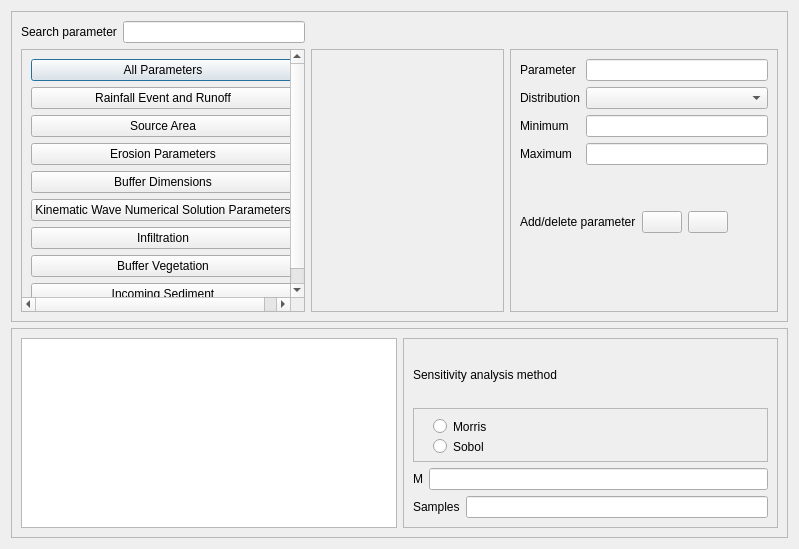
This is ui/sensitivity_analysis.ui in Inigobarbe/VFSMOD-GUI as Qt 5 draws it before an edit. The edited form follows.
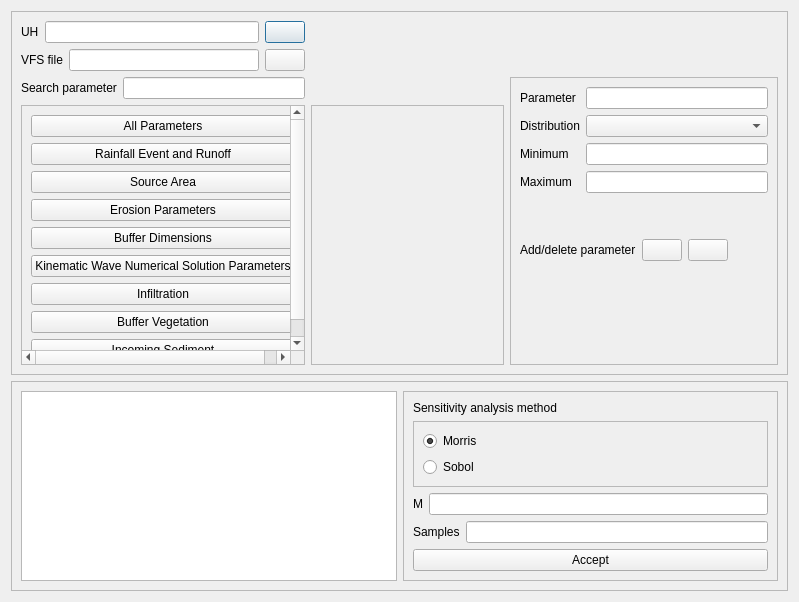
This is the edited form.

What changed in the file:
```diff
--- a/ui/sensitivity_analysis.ui
+++ b/ui/sensitivity_analysis.ui
@@ -7,7 +7,7 @@
     <x>0</x>
     <y>0</y>
     <width>799</width>
-    <height>549</height>
+    <height>602</height>
    </rect>
   </property>
   <property name="windowTitle">
@@ -24,6 +24,48 @@
      </property>
      <layout class="QGridLayout" name="gridLayout_9">
       <item row="0" column="0">
+       <layout class="QHBoxLayout" name="horizontalLayout_4">
+        <item>
+         <widget class="QLabel" name="label_10">
+          <property name="text">
+           <string>UH</string>
+          </property>
+         </widget>
+        </item>
+        <item>
+         <widget class="QLineEdit" name="uh_file"/>
+        </item>
+        <item>
+         <widget class="QPushButton" name="browse_uh">
+          <property name="text">
+           <string/>
+          </property>
+         </widget>
+        </item>
+       </layout>
+      </item>
+      <item row="1" column="0">
+       <layout class="QHBoxLayout" name="horizontalLayout_5">
+        <item>
+         <widget class="QLabel" name="label_11">
+          <property name="text">
+           <string>VFS file</string>
+          </property>
+         </widget>
+        </item>
+        <item>
+         <widget class="QLineEdit" name="vfs_file"/>
+        </item>
+        <item>
+         <widget class="QPushButton" name="browse_vfs">
+          <property name="text">
+           <string/>
+          </property>
+         </widget>
+        </item>
+       </layout>
+      </item>
+      <item row="2" column="0">
        <layout class="QHBoxLayout" name="horizontalLayout">
         <item>
          <widget class="QLabel" name="label">
@@ -37,115 +79,7 @@
         </item>
        </layout>
       </item>
-      <item row="1" column="0">
-       <widget class="QScrollArea" name="scrollArea">
-        <property name="widgetResizable">
-         <bool>true</bool>
-        </property>
-        <widget class="QWidget" name="scrollAreaWidgetContents">
-         <property name="geometry">
-          <rect>
-           <x>0</x>
-           <y>0</y>
-           <width>252</width>
-           <height>275</height>
-          </rect>
-         </property>
-         <layout class="QGridLayout" name="gridLayout">
-          <item row="1" column="0">
-           <layout class="QVBoxLayout" name="verticalLayout">
-            <item>
-             <widget class="QPushButton" name="all_parameters">
-              <property name="text">
-               <string>All Parameters</string>
-              </property>
-             </widget>
-            </item>
-            <item>
-             <widget class="QPushButton" name="rainfall_event">
-              <property name="text">
-               <string>Rainfall Event and Runoff</string>
-              </property>
-             </widget>
-            </item>
-            <item>
-             <widget class="QPushButton" name="source_area">
-              <property name="text">
-               <string>Source Area</string>
-              </property>
-             </widget>
-            </item>
-            <item>
-             <widget class="QPushButton" name="erosion_parameters">
-              <property name="text">
-               <string>Erosion Parameters</string>
-              </property>
-             </widget>
-            </item>
-            <item>
-             <widget class="QPushButton" name="buffer_dimensions">
-              <property name="text">
-               <string>Buffer Dimensions</string>
-              </property>
-             </widget>
-            </item>
-            <item>
-             <widget class="QPushButton" name="kinematic_wave">
-              <property name="text">
-               <string>Kinematic Wave Numerical Solution Parameters</string>
-              </property>
-             </widget>
-            </item>
-            <item>
-             <widget class="QPushButton" name="infiltration">
-              <property name="text">
-               <string>Infiltration</string>
-              </property>
-             </widget>
-            </item>
-            <item>
-             <widget class="QPushButton" name="buffer_vegetation">
-              <property name="text">
-               <string>Buffer Vegetation</string>
-              </property>
-             </widget>
-            </item>
-            <item>
-             <widget class="QPushButton" name="incoming_sediment">
-              <property name="text">
-               <string>Incoming Sediment</string>
-              </property>
-             </widget>
-            </item>
-           </layout>
-          </item>
-         </layout>
-        </widget>
-       </widget>
-      </item>
-      <item row="1" column="1">
-       <widget class="QScrollArea" name="scrollArea_2">
-        <property name="widgetResizable">
-         <bool>true</bool>
-        </property>
-        <widget class="QWidget" name="scrollAreaWidgetContents_2">
-         <property name="geometry">
-          <rect>
-           <x>0</x>
-           <y>0</y>
-           <width>246</width>
-           <height>243</height>
-          </rect>
-         </property>
-         <layout class="QGridLayout" name="gridLayout_2">
-          <item row="0" column="0">
-           <layout class="QVBoxLayout" name="verticalLayout_2"/>
-          </item>
-         </layout>
-        </widget>
-       </widget>
-      </item>
-      <item row="1" column="2">
+      <item row="2" column="2" rowspan="2">
        <widget class="QFrame" name="frame">
         <property name="frameShape">
          <enum>QFrame::StyledPanel</enum>
@@ -269,6 +203,114 @@
         </layout>
        </widget>
       </item>
+      <item row="3" column="0">
+       <widget class="QScrollArea" name="scrollArea">
+        <property name="widgetResizable">
+         <bool>true</bool>
+        </property>
+        <widget class="QWidget" name="scrollAreaWidgetContents">
+         <property name="geometry">
+          <rect>
+           <x>0</x>
+           <y>0</y>
+           <width>252</width>
+           <height>275</height>
+          </rect>
+         </property>
+         <layout class="QGridLayout" name="gridLayout">
+          <item row="1" column="0">
+           <layout class="QVBoxLayout" name="verticalLayout">
+            <item>
+             <widget class="QPushButton" name="all_parameters">
+              <property name="text">
+               <string>All Parameters</string>
+              </property>
+             </widget>
+            </item>
+            <item>
+             <widget class="QPushButton" name="rainfall_event">
+              <property name="text">
+               <string>Rainfall Event and Runoff</string>
+              </property>
+             </widget>
+            </item>
+            <item>
+             <widget class="QPushButton" name="source_area">
+              <property name="text">
+               <string>Source Area</string>
+              </property>
+             </widget>
+            </item>
+            <item>
+             <widget class="QPushButton" name="erosion_parameters">
+              <property name="text">
+               <string>Erosion Parameters</string>
+              </property>
+             </widget>
+            </item>
+            <item>
+             <widget class="QPushButton" name="buffer_dimensions">
+              <property name="text">
+               <string>Buffer Dimensions</string>
+              </property>
+             </widget>
+            </item>
+            <item>
+             <widget class="QPushButton" name="kinematic_wave">
+              <property name="text">
+               <string>Kinematic Wave Numerical Solution Parameters</string>
+              </property>
+             </widget>
+            </item>
+            <item>
+             <widget class="QPushButton" name="infiltration">
+              <property name="text">
+               <string>Infiltration</string>
+              </property>
+             </widget>
+            </item>
+            <item>
+             <widget class="QPushButton" name="buffer_vegetation">
+              <property name="text">
+               <string>Buffer Vegetation</string>
+              </property>
+             </widget>
+            </item>
+            <item>
+             <widget class="QPushButton" name="incoming_sediment">
+              <property name="text">
+               <string>Incoming Sediment</string>
+              </property>
+             </widget>
+            </item>
+           </layout>
+          </item>
+         </layout>
+        </widget>
+       </widget>
+      </item>
+      <item row="3" column="1">
+       <widget class="QScrollArea" name="scrollArea_2">
+        <property name="widgetResizable">
+         <bool>true</bool>
+        </property>
+        <widget class="QWidget" name="scrollAreaWidgetContents_2">
+         <property name="geometry">
+          <rect>
+           <x>0</x>
+           <y>0</y>
+           <width>241</width>
+           <height>262</height>
+          </rect>
+         </property>
+         <layout class="QGridLayout" name="gridLayout_2">
+          <item row="0" column="0">
+           <layout class="QVBoxLayout" name="verticalLayout_2"/>
+          </item>
+         </layout>
+        </widget>
+       </widget>
+      </item>
      </layout>
     </widget>
    </item>
@@ -293,42 +335,6 @@
          <enum>QFrame::Raised</enum>
         </property>
         <layout class="QGridLayout" name="gridLayout_7">
-         <item row="1" column="0">
-          <widget class="QFrame" name="frame_5">
-           <property name="frameShape">
-            <enum>QFrame::StyledPanel</enum>
-           </property>
-           <property name="frameShadow">
-            <enum>QFrame::Raised</enum>
-           </property>
-           <widget class="QRadioButton" name="morris">
-            <property name="geometry">
-             <rect>
-              <x>20</x>
-              <y>10</y>
-              <width>82</width>
-              <height>17</height>
-             </rect>
-            </property>
-            <property name="text">
-             <string>Morris</string>
-            </property>
-           </widget>
-           <widget class="QRadioButton" name="sobol">
-            <property name="geometry">
-             <rect>
-              <x>20</x>
-              <y>30</y>
-              <width>82</width>
-              <height>17</height>
-             </rect>
-            </property>
-            <property name="text">
-             <string>Sobol</string>
-            </property>
-           </widget>
-          </widget>
-         </item>
          <item row="2" column="0">
           <layout class="QHBoxLayout" name="horizontalLayout_7">
            <item>
@@ -343,6 +349,13 @@
            </item>
           </layout>
          </item>
+         <item row="0" column="0">
+          <widget class="QLabel" name="label_8">
+           <property name="text">
+            <string>Sensitivity analysis method</string>
+           </property>
+          </widget>
+         </item>
          <item row="3" column="0">
           <layout class="QHBoxLayout" name="horizontalLayout_8">
            <item>
@@ -357,10 +370,39 @@
            </item>
           </layout>
          </item>
-         <item row="0" column="0">
-          <widget class="QLabel" name="label_8">
+         <item row="1" column="0">
+          <widget class="QFrame" name="frame_5">
+           <property name="frameShape">
+            <enum>QFrame::StyledPanel</enum>
+           </property>
+           <property name="frameShadow">
+            <enum>QFrame::Raised</enum>
+           </property>
+           <layout class="QGridLayout" name="gridLayout_3">
+            <item row="0" column="0">
+             <widget class="QRadioButton" name="morris">
+              <property name="text">
+               <string>Morris</string>
+              </property>
+              <property name="checked">
+               <bool>true</bool>
+              </property>
+             </widget>
+            </item>
+            <item row="1" column="0">
+             <widget class="QRadioButton" name="sobol">
+              <property name="text">
+               <string>Sobol</string>
+              </property>
+             </widget>
+            </item>
+           </layout>
+          </widget>
+         </item>
+         <item row="4" column="0">
+          <widget class="QPushButton" name="accept">
            <property name="text">
-            <string>Sensitivity analysis method</string>
+            <string>Accept</string>
            </property>
           </widget>
          </item>
```
